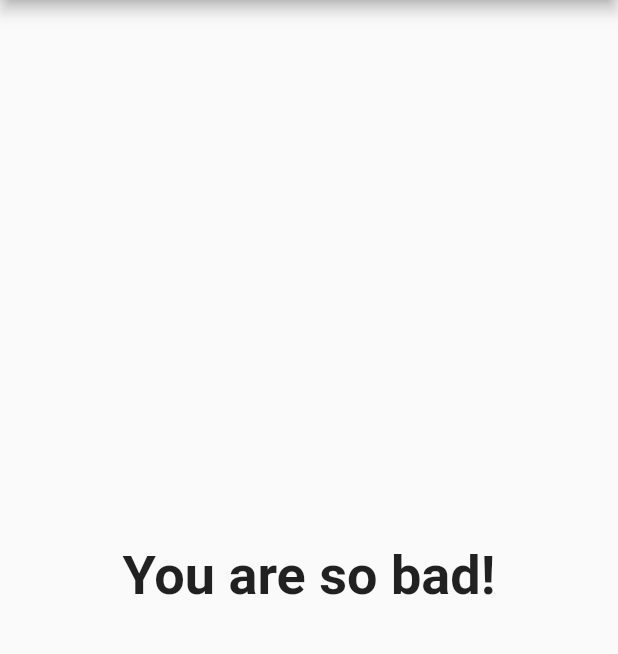
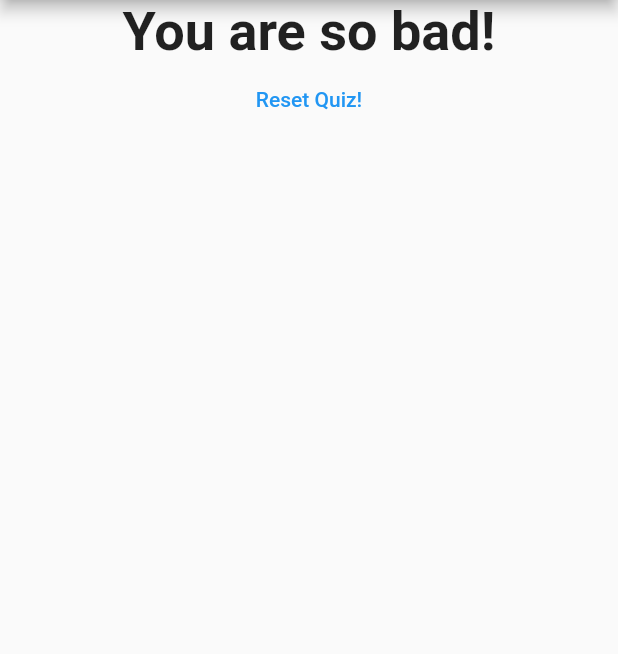
Before and after one commit to Edald123/my_flutter_app, a Flutter app: the screen it shows after launch, after a tap on "Black", after a tap on "Snake", after a tap on "Mango", on a phone screen of 412 x 824 dp, the part 84-738 px from its top. Run offline on Flutter 3.47's test engine with Material 2 defaults, Android fonts, the phone set to English and light mode, and no system bars.

Commit message:
Added reset function in main and reset button in result widget

```diff
--- a/lib/main.dart
+++ b/lib/main.dart
@@ -53,6 +53,13 @@ class _MyAppState extends State<MyApp> {
   var _questionIndex = 0;
   var _totalScore = 0;
 
+  void _resetQuiz() {
+    setState(() {
+      _questionIndex = 0;
+      _totalScore = 0;
+    });
+  }
+
   void _answerQuestion(int score) {
     _totalScore += score;
 
@@ -79,7 +86,7 @@ class _MyAppState extends State<MyApp> {
                 questions: _questions,
                 questionIndex: _questionIndex,
                 answerQuestion: _answerQuestion)
-            : Result(_totalScore),
+            : Result(_totalScore, _resetQuiz),
       ),
     );
   }
--- a/lib/result.dart
+++ b/lib/result.dart
@@ -2,8 +2,10 @@ import 'package:flutter/material.dart';
 
 class Result extends StatelessWidget {
   final int resultScore;
+  final VoidCallback resetHandler;
 
-  const Result(this.resultScore, {Key? key}) : super(key: key);
+  const Result(this.resultScore, this.resetHandler, {Key? key})
+      : super(key: key);
 
   String get resultPhrase {
     var resultText = 'You did it!';
@@ -22,10 +24,18 @@ class Result extends StatelessWidget {
   @override
   Widget build(BuildContext context) {
     return Center(
-      child: Text(
-        resultPhrase,
-        style: const TextStyle(fontSize: 36, fontWeight: FontWeight.bold),
-        textAlign: TextAlign.center,
+      child: Column(
+        children: [
+          Text(
+            resultPhrase,
+            style: const TextStyle(fontSize: 36, fontWeight: FontWeight.bold),
+            textAlign: TextAlign.center,
+          ),
+          TextButton(
+            onPressed: resetHandler,
+            child: const Text('Reset Quiz!'),
+          )
+        ],
       ),
     );
   }
```
